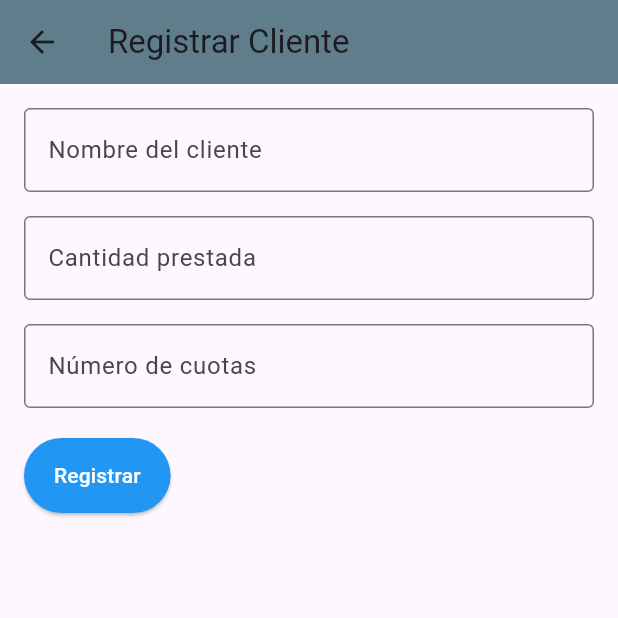
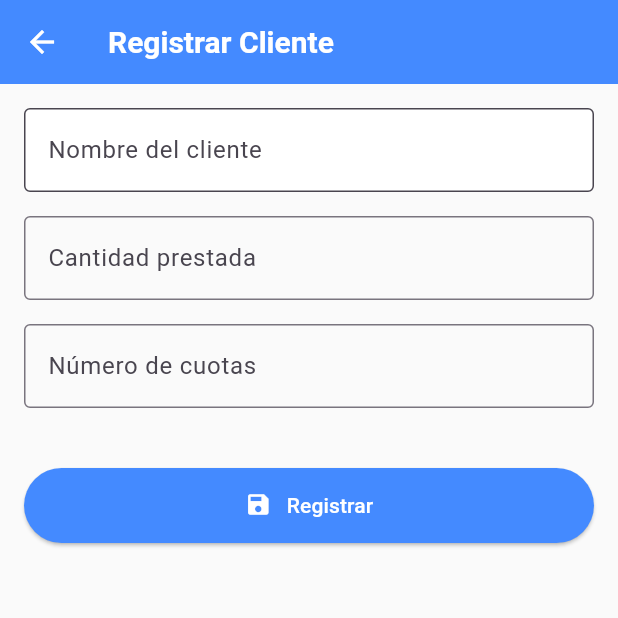
Before and after one commit to psyk4e/prestoFast, a Flutter app: the RegistrarClienteScreen screen opened by its route, on a phone screen of 412 x 824 dp, the top half of it. Run offline on Flutter 3.47's test engine with Material 3 defaults, Android fonts, the light colour scheme and no system bars.

Commit message:
feat: design registo cliente

```diff
--- a/lib/screens/registrar_cliente_screen.dart
+++ b/lib/screens/registrar_cliente_screen.dart
@@ -21,9 +21,13 @@ class _RegistrarClienteScreenState extends State<RegistrarClienteScreen> {
     return Scaffold(
       appBar: AppBar(
         title: const Text('Registrar Cliente'),
-        backgroundColor: Colors.blueGrey,
+        backgroundColor: Colors.blueAccent,
+        foregroundColor: Colors.white,
+        titleTextStyle:
+            const TextStyle(fontWeight: FontWeight.bold, fontSize: 20),
       ),
-      body: Padding(
+      body: Container(
+        color: Colors.grey[50], // Color de fondo suave
         padding: const EdgeInsets.all(16.0),
         child: Form(
           key: _formKey,
@@ -33,8 +37,13 @@ class _RegistrarClienteScreenState extends State<RegistrarClienteScreen> {
               TextFormField(
                 controller: _nombreController,
                 decoration: const InputDecoration(
+                  fillColor: Colors.white,
+                  filled: true,
+                  floatingLabelStyle: TextStyle(color: Colors.blue),
                   labelText: 'Nombre del cliente',
                   border: OutlineInputBorder(),
+                  focusedBorder: OutlineInputBorder(
+                      borderSide: BorderSide(color: Colors.blue)),
                 ),
                 validator: (value) {
                   if (value == null || value.isEmpty) {
@@ -49,6 +58,9 @@ class _RegistrarClienteScreenState extends State<RegistrarClienteScreen> {
                 decoration: const InputDecoration(
                   labelText: 'Cantidad prestada',
                   border: OutlineInputBorder(),
+                  floatingLabelStyle: TextStyle(color: Colors.blue),
+                  focusedBorder: OutlineInputBorder(
+                      borderSide: BorderSide(color: Colors.blue)),
                 ),
                 keyboardType: TextInputType.number,
                 validator: (value) {
@@ -64,6 +76,9 @@ class _RegistrarClienteScreenState extends State<RegistrarClienteScreen> {
                 decoration: const InputDecoration(
                   labelText: 'Número de cuotas',
                   border: OutlineInputBorder(),
+                  floatingLabelStyle: TextStyle(color: Colors.blue),
+                  focusedBorder: OutlineInputBorder(
+                      borderSide: BorderSide(color: Colors.blue)),
                 ),
                 keyboardType: TextInputType.number,
                 validator: (value) {
@@ -73,11 +88,12 @@ class _RegistrarClienteScreenState extends State<RegistrarClienteScreen> {
                   return null;
                 },
               ),
-              const SizedBox(height: 20),
+              const SizedBox(height: 40),
               ElevatedButton(
                 style: ElevatedButton.styleFrom(
-                  backgroundColor: Colors.blue,
+                  backgroundColor: Colors.blueAccent,
                   foregroundColor: Colors.white,
+                  minimumSize: const Size(double.infinity, 50),
                   padding:
                       const EdgeInsets.symmetric(horizontal: 20, vertical: 15),
                   shape: RoundedRectangleBorder(
@@ -117,7 +133,11 @@ class _RegistrarClienteScreenState extends State<RegistrarClienteScreen> {
                     );
                   }
                 },
-                child: const Text('Registrar'),
+                child: const Wrap(children: <Widget>[
+                  Icon(Icons.save),
+                  SizedBox(width: 10),
+                  Text('Registrar')
+                ]),
               ),
             ],
           ),
```
